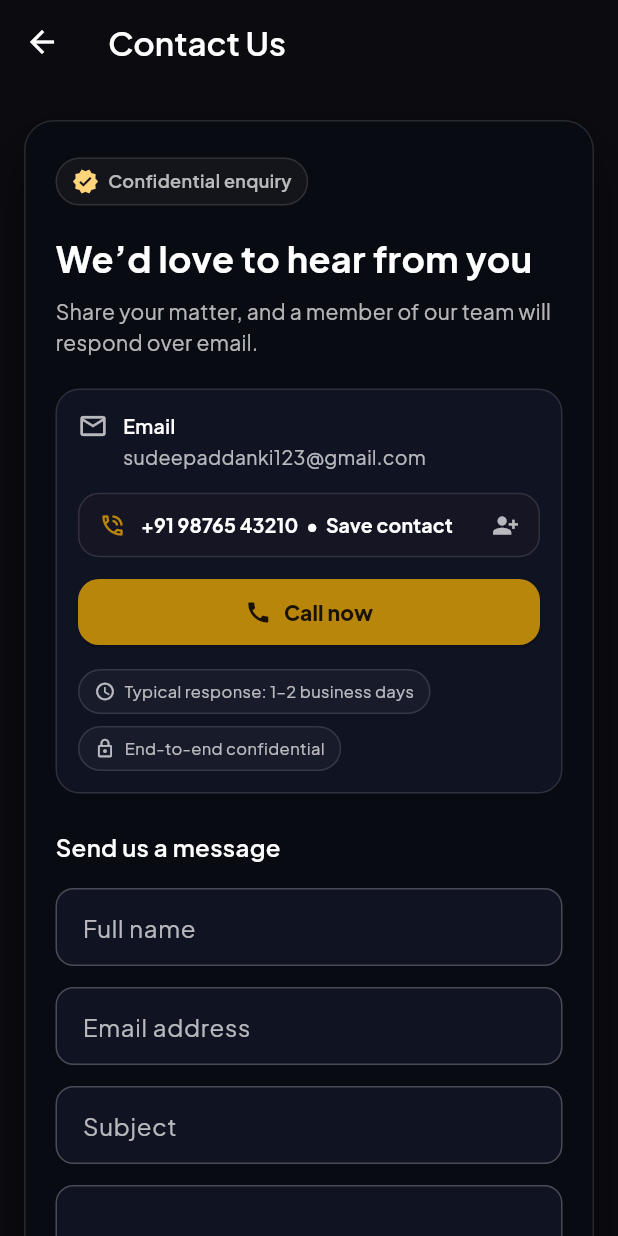
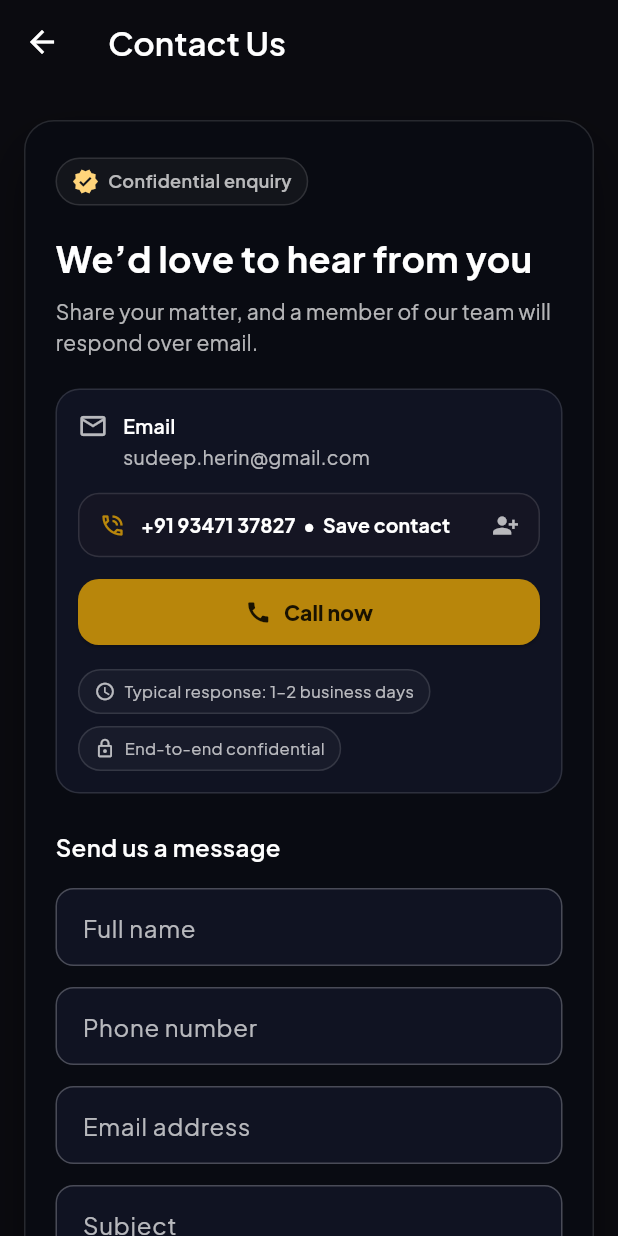
Before and after one commit to Sudeepaddanki/mylawyer, a Flutter app: the ContactUsPage screen opened directly, on a phone screen of 412 x 824 dp. Run offline on Flutter 3.47's test engine with Material 3 defaults, Android fonts, the phone set to English and light mode, and no system bars; our stand-ins replace flutter_animate, flutter_contacts, flutter_svg, google_fonts, visibility_detector.

Commit message:
num email changed

```diff
--- a/lib/contactus.dart
+++ b/lib/contactus.dart
@@ -18,20 +18,22 @@ class _ContactUsPageState extends State<ContactUsPage> {
 
   final _nameController = TextEditingController();
   final _emailController = TextEditingController();
+  final _phoneController = TextEditingController(); // ✅ NEW
   final _subjectController = TextEditingController();
   final _messageController = TextEditingController();
 
   bool _isSending = false;
 
   // ✅ Your fixed contact details shown in the info panel
-  static const String _supportEmail = 'sudeepaddanki123@gmail.com';
-  static const String _phoneNumber = '+91 98765 43210';
+  static const String _supportEmail = 'sudeep.herin@gmail.com';
+  static const String _phoneNumber = '+91 93471 37827';
   static const String _contactName = 'My Lawyer';
 
   @override
   void dispose() {
     _nameController.dispose();
     _emailController.dispose();
+    _phoneController.dispose(); // ✅ NEW
     _subjectController.dispose();
     _messageController.dispose();
     super.dispose();
@@ -42,7 +44,6 @@ class _ContactUsPageState extends State<ContactUsPage> {
     final phone = _phoneNumber.replaceAll(' ', '');
     final telUri = Uri(scheme: 'tel', path: phone);
 
-    // Some emulators don't have a dialer; this is the best we can do.
     if (await canLaunchUrl(telUri)) {
       await launchUrl(telUri, mode: LaunchMode.externalApplication);
       return;
@@ -62,9 +63,13 @@ class _ContactUsPageState extends State<ContactUsPage> {
     final yes = await showDialog<bool>(
       context: context,
       builder: (ctx) => AlertDialog(
+        backgroundColor: const Color(0xFF0D0F1A),
         title: Text(
           'Save contact?',
-          style: GoogleFonts.plusJakartaSans(fontWeight: FontWeight.w700,color: Colors.white),
+          style: GoogleFonts.plusJakartaSans(
+            fontWeight: FontWeight.w700,
+            color: Colors.white,
+          ),
         ),
         content: Text(
           'Do you want to save $_phoneNumber as "$_contactName"?',
@@ -73,11 +78,23 @@ class _ContactUsPageState extends State<ContactUsPage> {
         actions: [
           TextButton(
             onPressed: () => Navigator.pop(ctx, false),
-            child: Text('No', style: GoogleFonts.plusJakartaSans(color: Colors.white70) ),
+            child: Text(
+              'No',
+              style: GoogleFonts.plusJakartaSans(color: Colors.white70),
+            ),
           ),
           ElevatedButton(
+            style: ElevatedButton.styleFrom(
+              backgroundColor: const Color(0xFFB8860B),
+              foregroundColor: Colors.black87,
+            ),
             onPressed: () => Navigator.pop(ctx, true),
-            child: Text('Yes', style: GoogleFonts.plusJakartaSans( color: Colors.white, fontWeight: FontWeight.w700) ),
+            child: Text(
+              'Yes',
+              style: GoogleFonts.plusJakartaSans(
+                fontWeight: FontWeight.w800,
+              ),
+            ),
           ),
         ],
       ),
@@ -154,12 +171,11 @@ class _ContactUsPageState extends State<ContactUsPage> {
 
     final name = _nameController.text.trim();
     final email = _emailController.text.trim();
+    final phone = _phoneController.text.trim(); // ✅ NEW
     final subject = _subjectController.text.trim();
     final message = _messageController.text.trim();
 
-    // 🔑 Your Web3Forms access key
     const String accessKey = "73239762-91f1-48fc-9353-2e84c7b151b8";
-
     final uri = Uri.parse("https://api.web3forms.com/submit");
 
     final Map<String, dynamic> body = {
@@ -168,8 +184,12 @@ class _ContactUsPageState extends State<ContactUsPage> {
       "email": email,
       "replyto": email,
       "subject": subject,
-      "message": message,
-      "from_app": "Mr Lawyer App",
+
+      // ✅ Put phone in the message + also as an extra field
+      "phone": phone,
+      "message": "Phone: $phone\n\n$message",
+
+      "from": "Mr Lawyer App",
     };
 
     try {
@@ -189,6 +209,7 @@ class _ContactUsPageState extends State<ContactUsPage> {
           ),
         );
         _formKey.currentState?.reset();
+        _phoneController.clear(); // ✅ NEW
       } else {
         debugPrint("Web3Forms Error: ${response.statusCode} — ${response.body}");
         ScaffoldMessenger.of(context).showSnackBar(
@@ -530,6 +551,7 @@ class _ContactUsPageState extends State<ContactUsPage> {
             ),
           ),
           const SizedBox(height: 16),
+
           TextFormField(
             controller: _nameController,
             style: const TextStyle(color: Colors.white),
@@ -538,6 +560,22 @@ class _ContactUsPageState extends State<ContactUsPage> {
                 (v == null || v.trim().isEmpty) ? 'Please enter your name' : null,
           ),
           const SizedBox(height: 14),
+
+          // ✅ NEW: Phone field
+          TextFormField(
+            controller: _phoneController,
+            style: const TextStyle(color: Colors.white),
+            decoration: _inputDecoration('Phone number'),
+            keyboardType: TextInputType.phone,
+            validator: (v) {
+              if (v == null || v.trim().isEmpty) return 'Please enter your phone';
+              final digits = v.replaceAll(RegExp(r'\D'), '');
+              if (digits.length < 8) return 'Please enter a valid phone number';
+              return null;
+            },
+          ),
+          const SizedBox(height: 14),
+
           TextFormField(
             controller: _emailController,
             style: const TextStyle(color: Colors.white),
@@ -551,26 +589,27 @@ class _ContactUsPageState extends State<ContactUsPage> {
             },
           ),
           const SizedBox(height: 14),
+
           TextFormField(
             controller: _subjectController,
             style: const TextStyle(color: Colors.white),
             decoration: _inputDecoration('Subject'),
-            validator: (v) => (v == null || v.trim().isEmpty)
-                ? 'Please enter a subject'
-                : null,
+            validator: (v) =>
+                (v == null || v.trim().isEmpty) ? 'Please enter a subject' : null,
           ),
           const SizedBox(height: 14),
+
           TextFormField(
             controller: _messageController,
             style: const TextStyle(color: Colors.white),
             decoration: _inputDecoration('How can we help?'),
             minLines: 4,
             maxLines: 6,
-            validator: (v) => (v == null || v.trim().isEmpty)
-                ? 'Please enter your message'
-                : null,
+            validator: (v) =>
+                (v == null || v.trim().isEmpty) ? 'Please enter your message' : null,
           ),
           const SizedBox(height: 20),
+
           Align(
             alignment: Alignment.centerRight,
             child: SizedBox(
```
